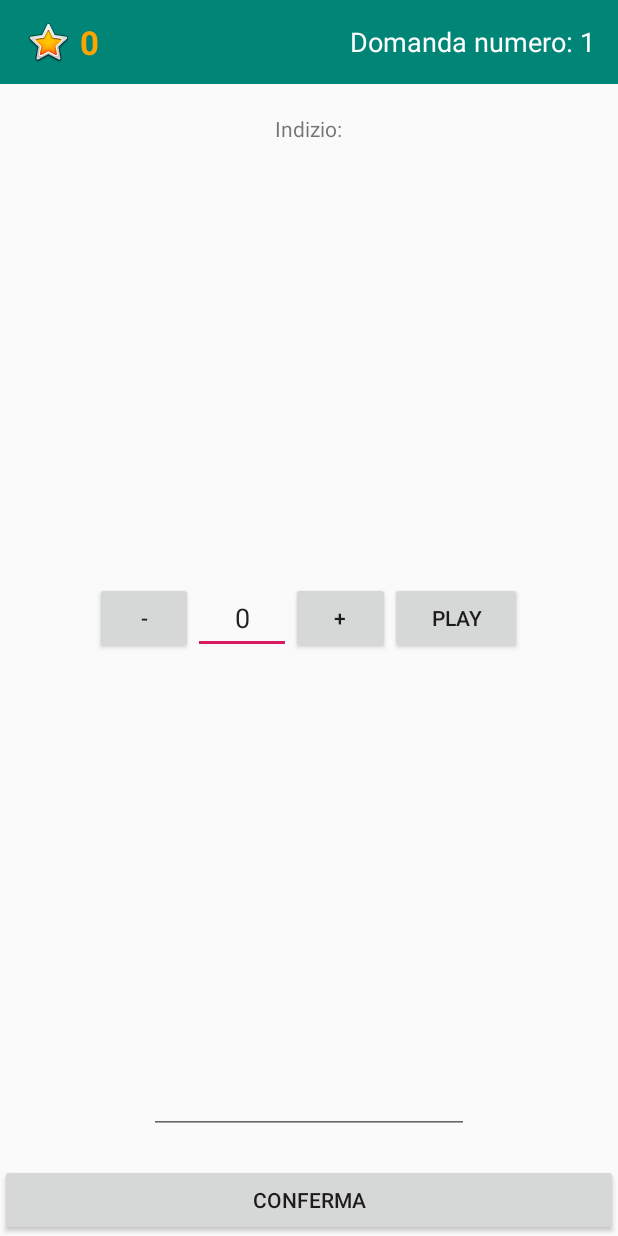
After one commit to therealtod/MidiChallenge, an Android app: the layout activity_classic_game.xml on its own in the app's theme, with its tools: preview values and no code run, on a phone screen of 412 x 824 dp. The commit adds this screen. Run offline under Robolectric (Android 15) with nearby library versions, the phone set to English and light mode, and no system bars.

Commit message:
refactor classicGame.xml Layout, updateView funcion and songList.json

```diff
--- /dev/null
+++ b/app/src/main/res/layout/activity_classic_game.xml
@@ -0,0 +1,108 @@
+<?xml version="1.0" encoding="utf-8"?>
+<RelativeLayout xmlns:android="http://schemas.android.com/apk/res/android"
+    xmlns:app="http://schemas.android.com/apk/res-auto"
+    android:layout_width="match_parent"
+    android:layout_height="match_parent" >
+
+    <androidx.appcompat.widget.Toolbar
+        android:id="@+id/toolbar"
+        android:layout_width="match_parent"
+        android:layout_height="?attr/actionBarSize"
+        android:background="?attr/colorPrimary"
+        app:popupTheme="@style/AppTheme.PopupOverlay" >
+
+        <LinearLayout
+            android:layout_width="wrap_content"
+            android:layout_height="wrap_content"
+            android:layout_gravity="start|center_vertical">
+            <ImageView
+                android:id="@+id/imageView2"
+                android:layout_width="wrap_content"
+                android:layout_height="wrap_content"
+                android:layout_gravity="start|center_vertical"
+                app:srcCompat="@android:drawable/btn_star_big_on" />
+            <TextView
+                android:id="@+id/textView5"
+                android:layout_width="wrap_content"
+                android:layout_height="wrap_content"
+                android:layout_gravity="end|center_vertical"
+                android:layout_margin="5dp"
+                android:textSize="22sp"
+                android:textStyle="bold"
+                android:textColor="@color/orange"
+                android:text="@string/classic_game_activity_points_counter_text"/>
+        </LinearLayout>
+
+        <LinearLayout
+            android:id="@+id/counterLayout"
+            android:layout_width="wrap_content"
+            android:layout_height="wrap_content"
+            android:layout_gravity="end|center_vertical"
+            android:layout_margin="15dp">
+            <TextView
+                android:id="@+id/textView3"
+                android:layout_width="wrap_content"
+                android:layout_height="wrap_content"
+                android:layout_gravity="start|center_vertical"
+                android:text="@string/classic_game_activity_question_counter_text"
+                android:textColor="@color/white"
+                android:textSize="18sp" />
+            <TextView
+                android:id="@+id/textView4"
+                android:layout_width="wrap_content"
+                android:layout_height="wrap_content"
+                android:layout_gravity="end|center_vertical"
+                android:text="@string/classic_game_activity_question_counter_number"
+                android:textColor="@color/white"
+                android:textSize="18sp" />
+        </LinearLayout>
+    </androidx.appcompat.widget.Toolbar>
+
+    <TextView
+        android:id="@+id/textView2"
+        android:layout_width="wrap_content"
+        android:layout_height="wrap_content"
+        android:layout_centerHorizontal="true"
+        android:gravity="center_horizontal"
+        android:layout_below="@id/toolbar"
+        android:layout_marginTop="@dimen/suggestion_margin"
+        android:text="@string/classic_game_activity_suggestion_text" />
+
+    <LinearLayout
+        android:id="@+id/numberPickerLayout"
+        android:layout_width="wrap_content"
+        android:layout_height="wrap_content"
+        android:layout_centerHorizontal="true"
+        android:layout_centerVertical="true"
+        android:orientation="horizontal" >
+        <com.example.midichallenge.views.HorizontalNumberPicker
+            android:id="@+id/horizontalNumberPicker"
+            android:layout_width="wrap_content"
+            android:layout_height="wrap_content"
+            android:layout_gravity="start|center_vertical"/>
+        <Button
+            android:id="@+id/button7"
+            android:layout_width="wrap_content"
+            android:layout_height="wrap_content"
+            android:layout_gravity="end|center_vertical"
+            android:text="@string/classic_game_activity_play_button"/>
+    </LinearLayout>
+
+    <EditText
+        android:id="@+id/editText"
+        android:layout_width="wrap_content"
+        android:layout_height="wrap_content"
+        android:ems="10"
+        android:layout_centerHorizontal="true"
+        android:layout_above="@id/button2"
+        android:layout_margin="@dimen/answer_text_margin"
+        android:inputType="textMultiLine" />
+
+    <Button
+        android:id="@+id/button2"
+        android:layout_width="match_parent"
+        android:layout_height="wrap_content"
+        android:layout_alignParentBottom="true"
+        android:text="@string/classic_game_activity_confirm_button" />
+
+</RelativeLayout>
--- a/app/src/main/res/layout/content_game.xml
+++ b/app/src/main/res/layout/content_game.xml
@@ -6,6 +6,6 @@
     android:layout_height="match_parent"
     app:layout_behavior="@string/appbar_scrolling_view_behavior"
     tools:context=".ClassicGameActivity"
-    tools:showIn="@layout/activity_game">
+    tools:showIn="@layout/activity_classic_game">
 
 </androidx.constraintlayout.widget.ConstraintLayout>
--- a/app/src/main/res/values/dimens.xml
+++ b/app/src/main/res/values/dimens.xml
@@ -6,9 +6,9 @@
     <dimen name="nav_header_height">176dp</dimen>
     <dimen name="fab_margin">16dp</dimen>
 
-    <dimen name="question_counter_margin">25dp</dimen>
-    <dimen name="suggestion_margin">25dp</dimen>
-    <dimen name="answer_text_margin">25dp</dimen>
+    <dimen name="question_counter_margin">20dp</dimen>
+    <dimen name="suggestion_margin">20dp</dimen>
+    <dimen name="answer_text_margin">20dp</dimen>
 
     <!--
 Refer to App Widget Documentation for margin information
--- a/app/src/main/res/values/strings.xml
+++ b/app/src/main/res/values/strings.xml
@@ -19,11 +19,13 @@
     <!--Main activity components-->
     <string name="content_main_play_btn">Start</string>
 
-    <!--GameActivity components-->
-    <string name="game_activity_question_counter_text">Domanda numero:</string>
-    <string name="game_activity_suggestion_text">Indizio:</string>
-    <string name="game_activity_play_button">Play</string>
-    <string name="game_activity_confirm_button">Conferma</string>
+    <!--ClassicGameActivity components-->
+    <string name="classic_game_activity_points_counter_text">0</string>
+    <string name="classic_game_activity_question_counter_text">Domanda numero:\u0020</string>
+    <string name="classic_game_activity_question_counter_number">1</string>
+    <string name="classic_game_activity_suggestion_text">Indizio:</string>
+    <string name="classic_game_activity_play_button">Play</string>
+    <string name="classic_game_activity_confirm_button">Conferma</string>
     <string name="number_picker_less_button">-</string>
     <string name="number_picker_text">0</string>
     <string name="number_picker_more_button">+</string>
@@ -46,7 +48,6 @@
     <string name="sign_up_prompt_password_confirm">Conferma Password</string>
     <string name="sign_up_button_text">Registrati</string>
     <string name="sign_up_link_login"><u>Hai gia un account? Accedi</u></string>
-
     <string name="sign_up_invalid_username">Nome utente non valido</string>
     <string name="sign_up_invalid_password">La password deve essere di almeno 5 catratteri</string>
     <string name="sign_up_failed">"Registrazione fallita"</string>
@@ -64,6 +65,4 @@
     <string name="prompt_password">Password</string>
     <string name="welcome">"Benvenuto!"</string>
 
-
-
 </resources>
```
Also changed, not shown: app/src/main/assets/songList.json (+43 -8 lines), app/src/main/java/com/example/midichallenge/ClassicGameActivity.kt (+5 -2 lines), app/src/main/res/layout/activity_game.xml (deleted, +0 -69 lines).
